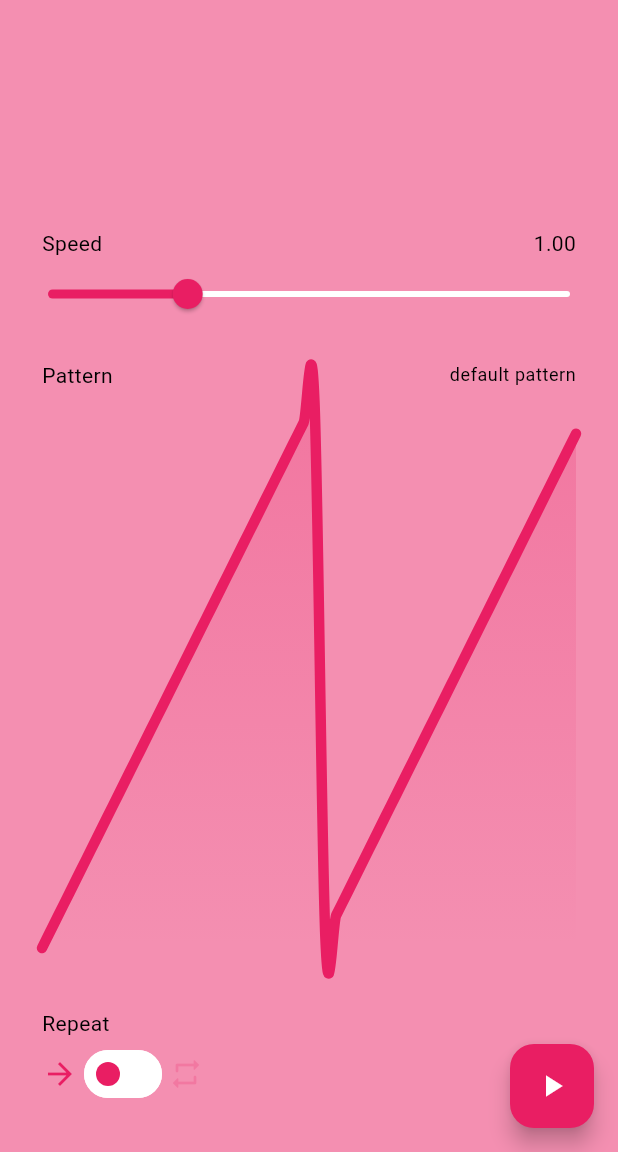
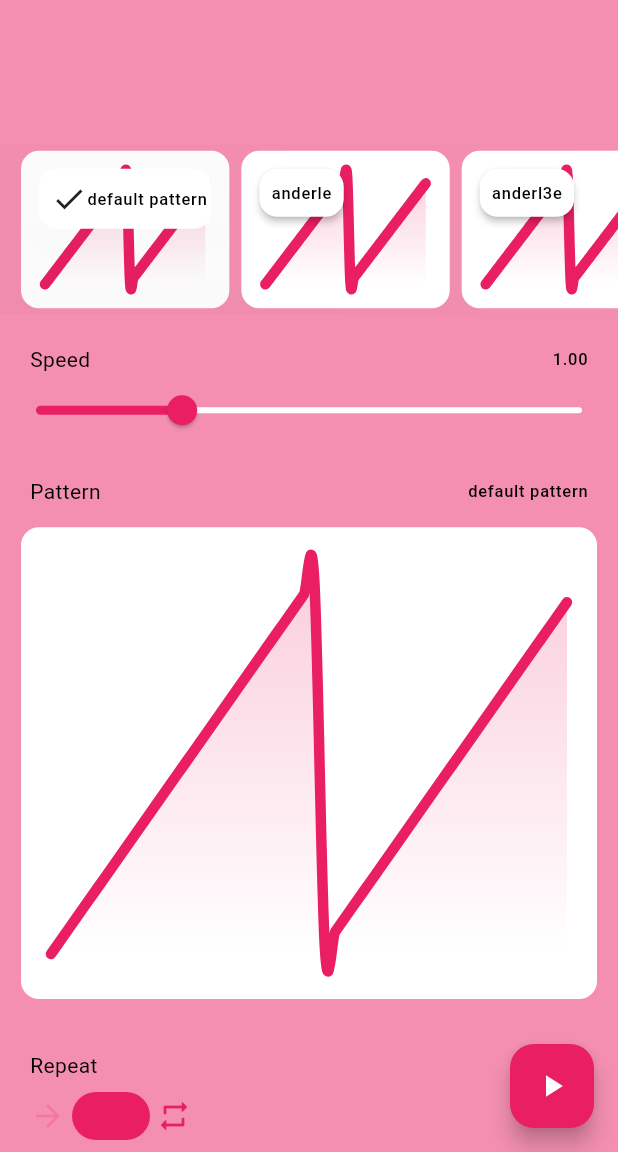
Before and after one commit to HannesGitH/vibration-test, a Flutter app: the screen it shows after launch, on a phone screen of 412 x 824 dp, the part 84-1236 px from its top. Run offline on Flutter 3.47's test engine with Material 2 defaults, Android fonts, the phone set to English and light mode, and no system bars; drawn by our look-alikes of dynamic_color, fl_chart; our stand-ins replace flutter_riverpod, fluttertoast, package_info_plus, riverpod, vibration; missing offline and left inert: localstore.

Commit message:
created pattern patternGallery

```diff
--- a/lib/main.dart
+++ b/lib/main.dart
@@ -9,7 +9,7 @@ import 'generated/l10n.dart';
 import 'pages/vibrationStore/main.dart';
 
 void main() {
-  runApp(ProviderScope(child: const MyApp()));
+  runApp(const ProviderScope(child: MyApp()));
 }
 
 class MyApp extends StatelessWidget {
--- /dev/null
+++ b/lib/models/vibration/allPatterns.dart
@@ -0,0 +1,10 @@
+part of 'vibration.dart';
+
+class AllPatternNotifier extends StateNotifier<List<VibrationPattern>> {
+  AllPatternNotifier()
+      : super([
+          defaultPattern,
+          defaultPattern.copyWith(name: 'anderle'),
+          defaultPattern.copyWith(name: 'anderl3e'),
+        ]);
+}
--- a/lib/models/vibration/pattern.dart
+++ b/lib/models/vibration/pattern.dart
@@ -23,7 +23,7 @@ class VibrationPattern {
     required this.name,
     this.speedModifier = 1.0,
     this.isCurrentlyVibrating = false,
-    this.onRepeat = false,
+    this.onRepeat = true,
     this.doNotAnimate = false,
     // ignore: unnecessary_this
   }) : this.elements = _addPointsToElements(elements);
--- a/lib/models/vibration/stateNotifier.dart
+++ b/lib/models/vibration/stateNotifier.dart
@@ -3,17 +3,17 @@ part of 'vibration.dart';
 const int resolutionInMS = 10;
 const bool animate = true;
 
+final defaultPattern = VibrationPattern(
+  List.generate(
+      50,
+      (index) => VibrationElement(
+            amplitude: (index * 10) % MAX_VIBRATION_AMPLITUDE,
+          )),
+  name: S.current.defaultPattern,
+);
+
 class VibrationPatternNotifier extends StateNotifier<VibrationPattern> {
   VibrationPatternNotifier() : super(defaultPattern);
-
-  static final defaultPattern = VibrationPattern(
-    List.generate(
-        50,
-        (index) => VibrationElement(
-              amplitude: (index * 10) % MAX_VIBRATION_AMPLITUDE,
-            )),
-    name: S.current.defaultPattern,
-  );
 
   void setPattern(VibrationPattern pattern) {
     state = pattern;
--- a/lib/models/vibration/stateNotifierProvider.dart
+++ b/lib/models/vibration/stateNotifierProvider.dart
@@ -1,6 +1,11 @@
 part of 'vibration.dart';
 
-final vibrationPatternProvider =
+final activeVibrationPatternProvider =
     StateNotifierProvider<VibrationPatternNotifier, VibrationPattern>((ref) {
   return VibrationPatternNotifier();
 });
+
+final allPatternsProvider =
+    StateNotifierProvider<AllPatternNotifier, List<VibrationPattern>>((ref) {
+  return AllPatternNotifier();
+});
--- a/lib/models/vibration/vibration.dart
+++ b/lib/models/vibration/vibration.dart
@@ -13,4 +13,6 @@ part 'stateNotifier.dart';
 part 'stateNotifierProvider.dart';
 part 'pattern.dart';
 
+part 'allPatterns.dart';
+
 part 'vibration.g.dart';
--- a/lib/pages/home.dart
+++ b/lib/pages/home.dart
@@ -1,7 +1,9 @@
 import 'package:flutter/material.dart';
+import 'package:flutter/services.dart';
 import 'package:flutter_riverpod/flutter_riverpod.dart';
 import 'package:vibrationtest/fragments/mainDrawer.dart';
-import 'package:vibrationtest/widgets/pattern.dart';
+import 'package:vibrationtest/widgets/pattern/pattern.dart';
+import 'package:vibrationtest/widgets/patternGallery.dart';
 import 'package:vibrationtest/widgets/vibration/repeatController.dart';
 import 'package:vibrationtest/widgets/vibration/speedController.dart';
 import 'package:vibrationtest/widgets/vibration/startVibrationFAB.dart';
@@ -15,6 +17,9 @@ class HomePage extends StatelessWidget {
 
   @override
   Widget build(BuildContext context) {
+    SystemChrome.setSystemUIOverlayStyle(SystemUiOverlayStyle(
+      systemNavigationBarColor: Theme.of(context).colorScheme.surface,
+    ));
     return Scaffold(
       backgroundColor: Theme.of(context).colorScheme.background,
       drawer: MainDrawer(),
@@ -24,9 +29,7 @@ class HomePage extends StatelessWidget {
           SaveCurrentPatternButton(),
         ],
       ),
-      body: Padding(
-        padding: const EdgeInsets.all(8.0),
-        child: Column(
+      body: Column(
         crossAxisAlignment: CrossAxisAlignment.start,
         mainAxisAlignment: MainAxisAlignment.end,
         children: const [
@@ -34,11 +37,11 @@ class HomePage extends StatelessWidget {
             flex: 1,
             child: Spacer(),
           ),
+          Expanded(flex: 2, child: PatternGallery()),
           SpeedController(),
-            Expanded(flex: 3, child: PatternController()),
+          Expanded(flex: 5, child: PatternController()),
           RepeatController(),
         ],
-        ),
       ),
       floatingActionButton: const StartVibrationFAB(),
     );
@@ -48,7 +51,7 @@ class HomePage extends StatelessWidget {
 class SaveCurrentPatternButton extends ConsumerWidget {
   @override
   Widget build(BuildContext context, WidgetRef ref) {
-    VibrationPattern pattern = ref.watch(vibrationPatternProvider);
+    VibrationPattern pattern = ref.watch(activeVibrationPatternProvider);
     return StorePatternButton(pattern: pattern);
   }
 }
--- a/lib/widgets/openNewViewTile.dart
+++ b/lib/widgets/openNewViewTile.dart
@@ -1,6 +1,6 @@
 import 'package:flutter/material.dart';
 
-import 'MyListTile1.dart';
+import 'myListTile1.dart';
 
 class OpenNewViewTile extends StatelessWidget {
   final IconData icon;
--- a/lib/widgets/pattern.dart
+++ b/lib/widgets/pattern/myLineChart.dart
@@ -1,102 +1,7 @@
-import 'dart:math';
+part of 'pattern.dart';
 
-import 'package:fl_chart/fl_chart.dart';
-import 'package:flutter/material.dart';
-import 'package:flutter_riverpod/flutter_riverpod.dart';
-import 'package:vibrationtest/extensions/list.dart';
-
-import '../generated/l10n.dart';
-import '../models/vibration/vibration.dart';
-
-class PatternController extends ConsumerWidget {
-  const PatternController({super.key});
-  @override
-  Widget build(BuildContext context, WidgetRef ref) {
-    VibrationPattern pattern = ref.watch(vibrationPatternProvider);
-
-    onTouch(num relativeX, num relativeY) {
-      final notifier = ref.read(vibrationPatternProvider.notifier);
-      num x = max(
-        ((relativeX.clamp(0, 1) + (1 / pattern.elements.length)) *
-            pattern.totalDurationMS),
-        pattern.elements.safeAt(2)?.durationMS ?? 0 - (resolutionInMS ~/ 2),
-      );
-      num y = (1 - relativeY.clamp(0, 1.1)) * MAX_VIBRATION_AMPLITUDE;
-      if (_prevTouch != null) {
-        num xp = max(
-          ((_prevTouch!.x.clamp(0, 1) + (1 / pattern.elements.length)) *
-              pattern.totalDurationMS),
-          pattern.elements.safeAt(2)?.durationMS ?? 0 - (resolutionInMS ~/ 2),
-        );
-        num yp = (1 - _prevTouch!.y.clamp(0, 1.1)) * MAX_VIBRATION_AMPLITUDE;
-
-        if (xp != x) {
-          if (xp < x) {
-            final tmpx = x;
-            final tmpy = y;
-            y = yp;
-            yp = tmpy;
-            x = xp;
-            xp = tmpx;
-          }
-          final delta = (yp - y) / (xp - x);
-          var currentX = x;
-          while (currentX < xp) {
-            notifier.changeAmplitudeAtMS(
-              atMS: currentX.toInt(),
-              newAmplitude: ((currentX - x) * delta + y).toInt(),
-            );
-            currentX += resolutionInMS;
-          }
-        }
-      }
-      // debugPrint('$relativeX $relativeY $x $y');
-
-      notifier.changeAmplitudeAtMS(newAmplitude: y.toInt(), atMS: x.toInt());
-    }
-
-    final firstDuration =
-        pattern.elements.isEmpty ? 0 : pattern.elements.first.durationMS;
-
-    final data = pattern.points;
-    return Padding(
-        padding: const EdgeInsets.all(20.0),
-        child: Column(
-          children: [
-            Row(
-              mainAxisAlignment: MainAxisAlignment.spaceBetween,
-              children: [
-                Text(S.of(context).pattern),
-                Text(
-                  pattern.name,
-                  style: Theme.of(context).textTheme.bodySmall,
-                ),
-              ],
-            ),
-            Expanded(
-              child: SizedBox.expand(
-                child: LineChartSample2(
-                  onTouchCallBack: onTouch,
-                  data: data,
-                  min: Point(firstDuration, 0),
-                  max: Point(
-                    pattern.totalDurationMS,
-                    MAX_VIBRATION_AMPLITUDE,
-                  ),
-                  animationDuration: pattern.doNotAnimate ? 5 : 100,
-                  showDot: pattern.isCurrentlyVibrating,
-                ),
-              ),
-            ),
-          ],
-        ));
-  }
-}
-
-Point? _prevTouch;
-
-class LineChartSample2 extends StatelessWidget {
-  const LineChartSample2({
+class MyLineChart extends StatelessWidget {
+  const MyLineChart({
     super.key,
     required this.data,
     required this.max,
--- /dev/null
+++ b/lib/widgets/pattern/pattern.dart
@@ -0,0 +1,15 @@
+import 'dart:math';
+
+import 'package:fl_chart/fl_chart.dart';
+import 'package:flutter/material.dart';
+import 'package:flutter_riverpod/flutter_riverpod.dart';
+import 'package:vibrationtest/extensions/list.dart';
+
+import '../../generated/l10n.dart';
+import '../../models/vibration/vibration.dart';
+
+part 'myLineChart.dart';
+part 'patternController.dart';
+part 'patternPreview.dart';
+
+Point? _prevTouch;
--- /dev/null
+++ b/lib/widgets/pattern/patternController.dart
@@ -0,0 +1,101 @@
+part of 'pattern.dart';
+
+class PatternController extends ConsumerWidget {
+  const PatternController({super.key});
+  @override
+  Widget build(BuildContext context, WidgetRef ref) {
+    VibrationPattern pattern = ref.watch(activeVibrationPatternProvider);
+
+    onTouch(num relativeX, num relativeY) {
+      final notifier = ref.read(activeVibrationPatternProvider.notifier);
+      num x = max(
+        ((relativeX.clamp(0, 1) + (1 / pattern.elements.length)) *
+            pattern.totalDurationMS),
+        pattern.elements.safeAt(2)?.durationMS ?? 0 - (resolutionInMS ~/ 2),
+      );
+      num y = (1 - relativeY.clamp(0, 1.1)) * MAX_VIBRATION_AMPLITUDE;
+      if (_prevTouch != null) {
+        num xp = max(
+          ((_prevTouch!.x.clamp(0, 1) + (1 / pattern.elements.length)) *
+              pattern.totalDurationMS),
+          pattern.elements.safeAt(2)?.durationMS ?? 0 - (resolutionInMS ~/ 2),
+        );
+        num yp = (1 - _prevTouch!.y.clamp(0, 1.1)) * MAX_VIBRATION_AMPLITUDE;
+
+        if (xp != x) {
+          if (xp < x) {
+            final tmpx = x;
+            final tmpy = y;
+            y = yp;
+            yp = tmpy;
+            x = xp;
+            xp = tmpx;
+          }
+          final delta = (yp - y) / (xp - x);
+          var currentX = x;
+          while (currentX < xp) {
+            notifier.changeAmplitudeAtMS(
+              atMS: currentX.toInt(),
+              newAmplitude: ((currentX - x) * delta + y).toInt(),
+            );
+            currentX += resolutionInMS;
+          }
+        }
+      }
+      // debugPrint('$relativeX $relativeY $x $y');
+
+      notifier.changeAmplitudeAtMS(newAmplitude: y.toInt(), atMS: x.toInt());
+    }
+
+    final firstDuration =
+        pattern.elements.isEmpty ? 0 : pattern.elements.first.durationMS;
+
+    final data = pattern.points;
+    return Padding(
+        padding: const EdgeInsets.all(10.0),
+        child: Column(
+          children: [
+            Padding(
+              padding: const EdgeInsets.all(10.0),
+              child: Row(
+                mainAxisAlignment: MainAxisAlignment.spaceBetween,
+                children: [
+                  Text(S.of(context).pattern),
+                  Text(
+                    pattern.name,
+                    style: Theme.of(context).textTheme.labelSmall,
+                  ),
+                ],
+              ),
+            ),
+            Expanded(
+              child: SizedBox.expand(
+                child: Card(
+                  shadowColor: Colors.transparent,
+                  elevation: 1,
+                  child: Padding(
+                    padding: const EdgeInsets.only(
+                      bottom: 30.0,
+                      top: 30.0,
+                      right: 20.0,
+                      left: 20.0,
+                    ),
+                    child: MyLineChart(
+                      onTouchCallBack: onTouch,
+                      data: data,
+                      min: Point(firstDuration, 0),
+                      max: Point(
+                        pattern.totalDurationMS,
+                        MAX_VIBRATION_AMPLITUDE,
+                      ),
+                      animationDuration: pattern.doNotAnimate ? 5 : 100,
+                      showDot: pattern.isCurrentlyVibrating,
+                    ),
+                  ),
+                ),
+              ),
+            ),
+          ],
+        ));
+  }
+}
--- /dev/null
+++ b/lib/widgets/pattern/patternPreview.dart
@@ -0,0 +1,63 @@
+part of 'pattern.dart';
+
+class PatternPreview extends StatelessWidget {
+  const PatternPreview({
+    super.key,
+    required this.pattern,
+    this.elevation = 5,
+    this.child,
+  });
+  final VibrationPattern pattern;
+  final double elevation;
+  final Widget? child;
+
+  @override
+  Widget build(BuildContext context) {
+    final firstDuration =
+        pattern.elements.isEmpty ? 0 : pattern.elements.first.durationMS;
+
+    return AspectRatio(
+      aspectRatio: 1.3,
+      child: Card(
+        shadowColor: Colors.transparent,
+        elevation: elevation,
+        child: Padding(
+          padding: const EdgeInsets.all(8.0),
+          child: Stack(
+            alignment: Alignment.topLeft,
+            children: [
+              Padding(
+                padding: const EdgeInsets.all(8.0),
+                child: MyLineChart(
+                  data: pattern.points,
+                  min: Point(firstDuration, 0),
+                  max: Point(
+                    pattern.totalDurationMS,
+                    MAX_VIBRATION_AMPLITUDE,
+                  ),
+                ),
+              ),
+              Card(
+                elevation: elevation,
+                color: Theme.of(context).colorScheme.surfaceVariant,
+                child: Padding(
+                  padding: const EdgeInsets.all(8.0),
+                  child: Row(
+                    mainAxisSize: MainAxisSize.min,
+                    children: [
+                      child ?? const SizedBox.shrink(),
+                      Text(
+                        pattern.name,
+                        style: Theme.of(context).textTheme.labelSmall,
+                      ),
+                    ],
+                  ),
+                ),
+              ),
+            ],
+          ),
+        ),
+      ),
+    );
+  }
+}
--- /dev/null
+++ b/lib/widgets/patternGallery.dart
@@ -0,0 +1,50 @@
+import 'package:flutter/material.dart';
+import 'package:flutter/src/widgets/framework.dart';
+import 'package:flutter_riverpod/flutter_riverpod.dart';
+import 'package:vibrationtest/widgets/pattern/pattern.dart';
+
+import '../models/vibration/vibration.dart';
+
+class PatternGallery extends ConsumerWidget {
+  const PatternGallery({super.key});
+
+  @override
+  Widget build(BuildContext context, WidgetRef ref) {
+    final patterns = ref.watch(allPatternsProvider);
+    return Padding(
+      padding: const EdgeInsets.symmetric(vertical: 20.0),
+      child: ListView.builder(
+        scrollDirection: Axis.horizontal,
+        itemCount: patterns.length + 2,
+        itemBuilder: (BuildContext context, int index) {
+          if (index == 0 || index == patterns.length + 1) {
+            return const SizedBox(width: 10.0);
+          }
+          return GalleryPatternPreview(pattern: patterns[index - 1]);
+        },
+      ),
+    );
+  }
+}
+
+class GalleryPatternPreview extends ConsumerWidget {
+  const GalleryPatternPreview({required this.pattern, super.key});
+  final VibrationPattern pattern;
+  @override
+  Widget build(BuildContext context, WidgetRef ref) {
+    final activePattern = ref.watch(activeVibrationPatternProvider);
+    return GestureDetector(
+      behavior: HitTestBehavior.opaque,
+      onTap: () =>
+          ref.read(activeVibrationPatternProvider.notifier).setPattern(pattern),
+      child: AbsorbPointer(
+        child: PatternPreview(
+          pattern: pattern,
+          elevation: activePattern.id == pattern.id ? 200 : 2,
+          child:
+              activePattern.id == pattern.id ? const Icon(Icons.check) : null,
+        ),
+      ),
+    );
+  }
+}
--- a/lib/widgets/vibration/repeatController.dart
+++ b/lib/widgets/vibration/repeatController.dart
@@ -8,10 +8,14 @@ class RepeatController extends ConsumerWidget {
   const RepeatController({Key? key}) : super(key: key);
   @override
   Widget build(BuildContext context, WidgetRef ref) {
-    VibrationPattern pattern = ref.watch(vibrationPatternProvider);
+    VibrationPattern pattern = ref.watch(activeVibrationPatternProvider);
 
     return Padding(
-      padding: const EdgeInsets.all(20.0),
+      padding: const EdgeInsets.only(
+        left: 20.0,
+        top: 20.0,
+        right: 20.0,
+      ),
       child: Column(
         crossAxisAlignment: CrossAxisAlignment.start,
         children: [
@@ -29,9 +33,14 @@ class RepeatController extends ConsumerWidget {
                       MaterialStateProperty.resolveWith<Color>((states) {
                     return Theme.of(context).colorScheme.primary;
                   }),
+                  activeTrackColor:
+                      Theme.of(context).colorScheme.primaryContainer,
+                  inactiveTrackColor:
+                      Theme.of(context).colorScheme.surfaceVariant,
                   value: pattern.onRepeat,
-                  onChanged:
-                      ref.read(vibrationPatternProvider.notifier).setOnRepeat),
+                  onChanged: ref
+                      .read(activeVibrationPatternProvider.notifier)
+                      .setOnRepeat),
               Icon(Icons.repeat_rounded,
                   color: Theme.of(context)
                       .colorScheme
--- a/lib/widgets/vibration/speedController.dart
+++ b/lib/widgets/vibration/speedController.dart
@@ -11,7 +11,7 @@ class SpeedController extends ConsumerWidget {
   const SpeedController({Key? key}) : super(key: key);
   @override
   Widget build(BuildContext context, WidgetRef ref) {
-    VibrationPattern pattern = ref.watch(vibrationPatternProvider);
+    VibrationPattern pattern = ref.watch(activeVibrationPatternProvider);
 
     return Column(
       crossAxisAlignment: CrossAxisAlignment.start,
@@ -24,6 +24,7 @@ class SpeedController extends ConsumerWidget {
               Text(S.of(context).speed),
               Text(
                 pattern.speedModifier.toStringAsFixed(2),
+                style: Theme.of(context).textTheme.labelSmall,
               ),
             ],
           ),
@@ -34,11 +35,13 @@ class SpeedController extends ConsumerWidget {
           max: pow(15, 1 / power).toDouble(),
           onChanged: (value) {
             ref
-                .read(vibrationPatternProvider.notifier)
+                .read(activeVibrationPatternProvider.notifier)
                 .setSpeedModifier(pow(value, power));
           },
           onChangeEnd: (value) {
-            ref.read(vibrationPatternProvider.notifier).maybeContinueVib();
+            ref
+                .read(activeVibrationPatternProvider.notifier)
+                .maybeContinueVib();
           },
           label: S.of(context).speed,
         ),
--- a/lib/widgets/vibration/startVibrationFAB.dart
+++ b/lib/widgets/vibration/startVibrationFAB.dart
@@ -8,15 +8,15 @@ class StartVibrationFAB extends ConsumerWidget {
   const StartVibrationFAB({Key? key}) : super(key: key);
   @override
   Widget build(BuildContext context, WidgetRef ref) {
-    VibrationPattern pattern = ref.watch(vibrationPatternProvider);
+    VibrationPattern pattern = ref.watch(activeVibrationPatternProvider);
 
     return FloatingActionButton(
       onPressed: () {
         !pattern.isCurrentlyVibrating
             ? ref
-                .read(vibrationPatternProvider.notifier)
+                .read(activeVibrationPatternProvider.notifier)
                 .startVib(context: context)
-            : ref.read(vibrationPatternProvider.notifier).stopVib();
+            : ref.read(activeVibrationPatternProvider.notifier).stopVib();
       },
       child: Icon(pattern.isCurrentlyVibrating ? Icons.stop : Icons.play_arrow),
     );
--- a/pubspec.yaml
+++ b/pubspec.yaml
@@ -45,6 +45,7 @@ dependencies:
   fluttertoast: ^8.0.9
   fl_chart: ^0.55.1
   dynamic_color: ^1.4.0
+  intl_utils: ^2.7.0
 
 dev_dependencies:
   flutter_test:
```
Also changed, not shown: pubspec.lock. Lines whose indentation alone changed are shown as unchanged.
